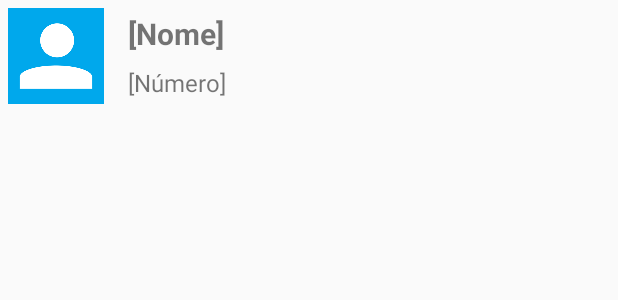
After one commit to Willsome/Agenda, an Android app: the layout layout_adapter_lista_alunos.xml on its own in the app's theme, with its tools: preview values and no code run, on a phone screen of 412 x 824 dp. The commit adds this screen. Shown: the top 300 px of the screen. Run offline under Robolectric (Android 15) with nearby library versions, the phone set to English and light mode, and no system bars.

Commit message:
Parte II: Aula 3/5

```diff
--- a/app/src/main/java/br/com/alura/william/agenda/ui/activity/ListaAlunosActivity.kt
+++ b/app/src/main/java/br/com/alura/william/agenda/ui/activity/ListaAlunosActivity.kt
@@ -8,8 +8,8 @@ import android.view.ContextMenu
 import android.view.MenuItem
 import android.view.View
 import android.widget.AdapterView
-import android.widget.ArrayAdapter
 import br.com.alura.william.agenda.R
+import br.com.alura.william.agenda.adapter.ListaAlunosAdapter
 import br.com.alura.william.agenda.dao.AlunoDao
 import br.com.alura.william.agenda.model.Aluno
 import kotlinx.android.synthetic.main.activity_lista_alunos.*
@@ -39,9 +39,8 @@ class ListaAlunosActivity : AppCompatActivity() {
     private fun carregaAlunos() {
         val alunos = AlunoDao(this).buscaAlunos()
 
-        val adapter = ArrayAdapter<Aluno>(
+        val adapter = ListaAlunosAdapter(
                 this,
-                android.R.layout.simple_list_item_1,
                 alunos
         )
 
--- /dev/null
+++ b/app/src/main/res/layout/layout_adapter_lista_alunos.xml
@@ -0,0 +1,42 @@
+<?xml version="1.0" encoding="utf-8"?>
+<LinearLayout xmlns:android="http://schemas.android.com/apk/res/android"
+    android:layout_width="match_parent"
+    android:layout_height="wrap_content"
+    android:orientation="horizontal"
+    android:padding="5dp">
+
+    <ImageView
+        android:id="@+id/iv_lista_aluno_adapter_foto"
+        android:layout_width="64dp"
+        android:layout_height="64dp"
+        android:src="@drawable/person" />
+
+    <LinearLayout
+        android:layout_width="match_parent"
+        android:layout_height="match_parent"
+        android:gravity="center_vertical"
+        android:orientation="vertical"
+        android:paddingStart="16dp"
+        android:paddingLeft="16dp"
+        android:paddingEnd="16dp"
+        android:paddingRight="16dp">
+
+        <TextView
+            android:id="@+id/tv_lista_aluno_adapter_nome"
+            android:layout_width="wrap_content"
+            android:layout_height="wrap_content"
+            android:text="[Nome]"
+            android:textSize="20sp"
+            android:textStyle="bold" />
+
+        <TextView
+            android:id="@+id/tv_lista_aluno_adapter_telefone"
+            android:layout_width="wrap_content"
+            android:layout_height="wrap_content"
+            android:paddingTop="8dp"
+            android:text="[Número]"
+            android:textSize="16sp" />
+
+    </LinearLayout>
+
+</LinearLayout>
```
Also changed, not shown: app/src/main/java/br/com/alura/william/agenda/adapter/ListaAlunosAdapter.kt (added, +55 -0 lines).
